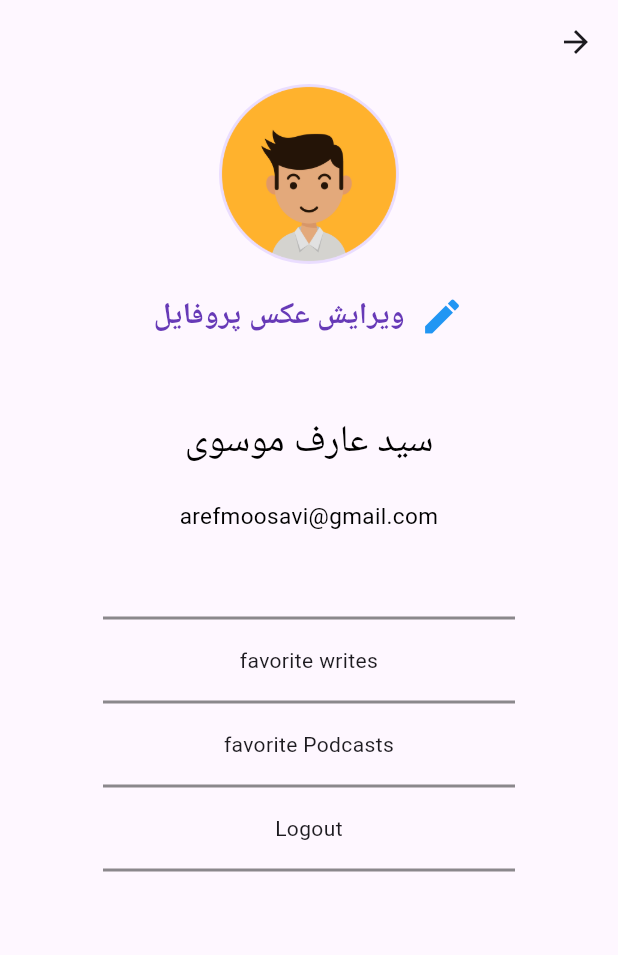
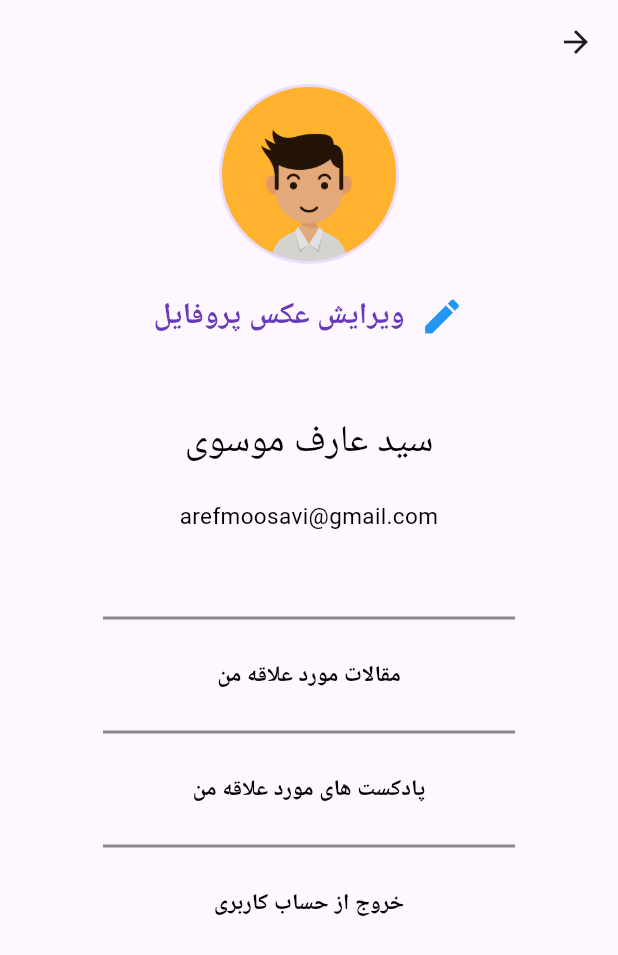
Before and after one commit to Aref18/techofv, a Flutter app: the Profilescreen screen opened directly with sample values from the repository, on a phone screen of 412 x 824 dp. Shown: the top 955 px of the screen. Run offline on Flutter 3.47's test engine with Material 3 defaults, Android fonts, the phone set to English and light mode, and no system bars; our stand-ins replace flutter_spinkit; network calls fail.

Commit message:
rewrite profile text in farsi and styled them

```diff
--- a/lib/View/ProfileScreen.dart
+++ b/lib/View/ProfileScreen.dart
@@ -38,18 +38,53 @@
 
               divider(size: size),
               SizedBox(height: 10),
-              InkWell(onTap: () {}, child: Text('favorite writes')),
+              InkWell(
+                onTap: () {},
+                splashColor: Colors.blueAccent,
+
+                child: SizedBox(
+                  height: 40,
+                  child: Center(
+                    child: Text(
+                      'مقالات مورد علاقه من',
+                      style: TextStyles.SubTitle2,
+                    ),
+                  ),
+                ),
+              ),
               SizedBox(height: 10),
               divider(size: size),
               SizedBox(height: 10),
-              InkWell(onTap: () {}, child: Text('favorite Podcasts')),
+              InkWell(
+                onTap: () {},
+                splashColor: Colors.blueAccent,
+                child: SizedBox(
+                  height: 40,
+                  child: Center(
+                    child: Text(
+                      'پادکست های مورد علاقه من',
+                      style: TextStyles.SubTitle2,
+                    ),
+                  ),
+                ),
+              ),
               SizedBox(height: 10),
               divider(size: size),
               SizedBox(height: 10),
-              InkWell(onTap: () {}, child: Text("Logout")),
+              InkWell(
+                onTap: () {},
+                splashColor: Colors.blueAccent,
+                child: SizedBox(
+                  height: 40,
+                  child: Center(
+                    child: Text(
+                      "خروج از حساب کاربری",
+                      style: TextStyles.SubTitle2,
+                    ),
+                  ),
+                ),
+              ),
               SizedBox(height: 10),
-
-              divider(size: size),
             ],
           ),
         ],
```
